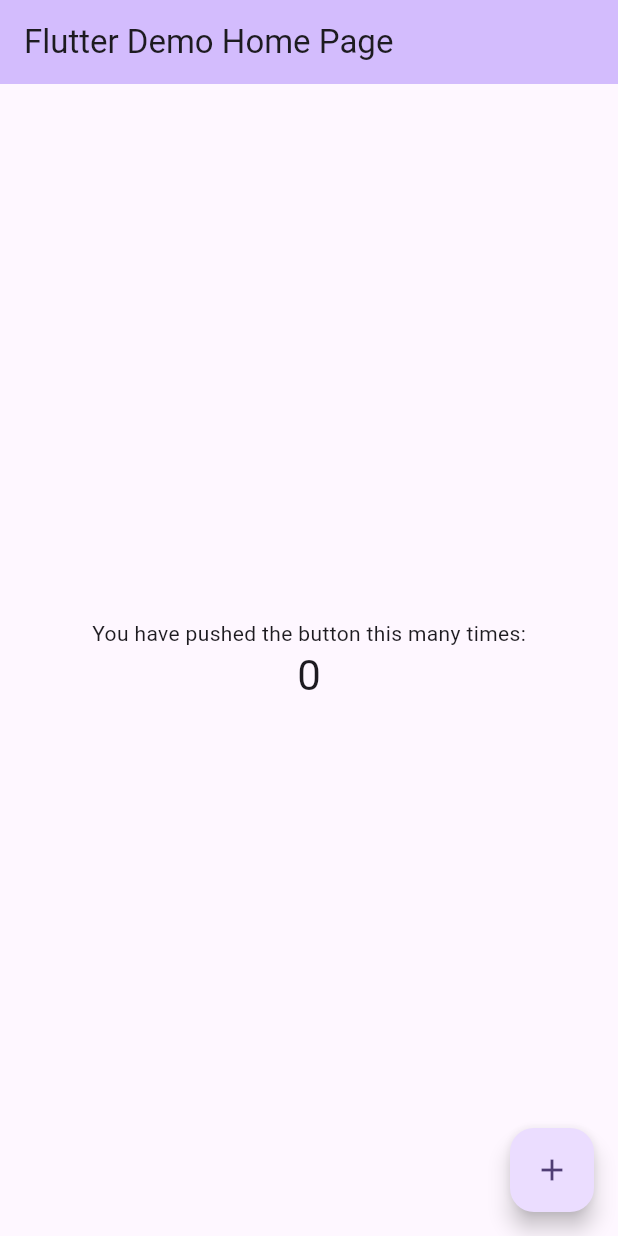
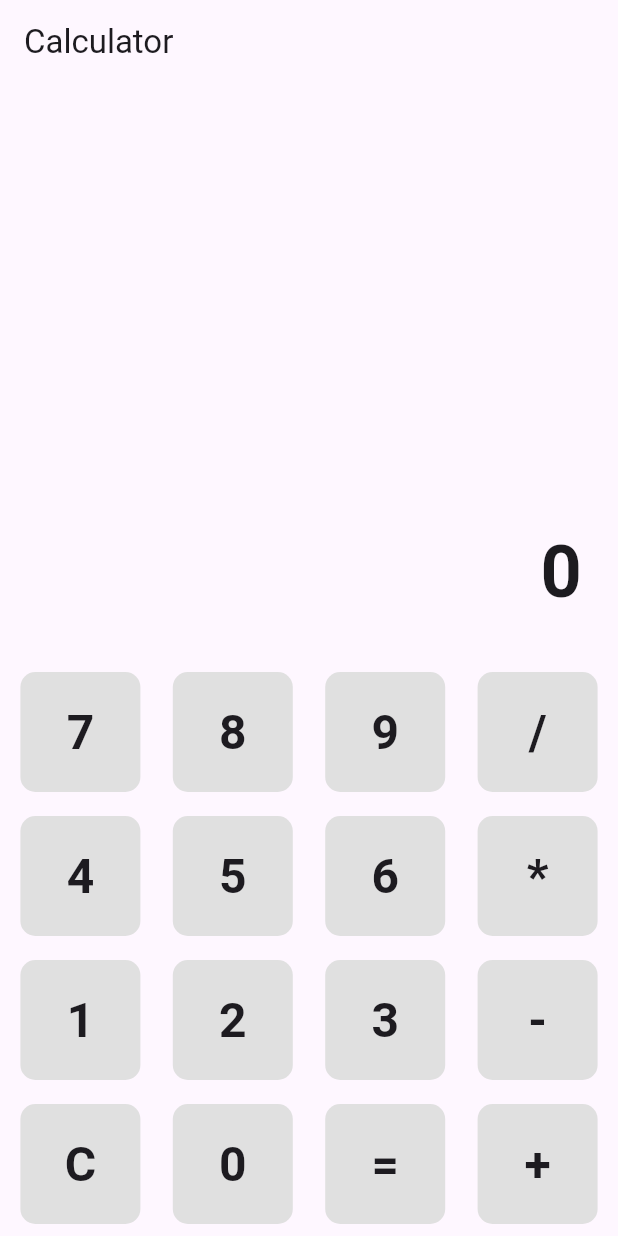
Before and after one commit to Samiz244/calapp, a Flutter app: the screen it shows after launch, on a phone screen of 412 x 824 dp. Run offline on Flutter 3.47's test engine with Material 3 defaults, Android fonts, the phone set to English and light mode, and no system bars.

Commit message:
Implement the UI

```diff
--- a/lib/main.dart
+++ b/lib/main.dart
@@ -1,125 +1,119 @@
 import 'package:flutter/material.dart';
 
 void main() {
-  runApp(const MyApp());
+  runApp(CalculatorApp());
 }
 
-class MyApp extends StatelessWidget {
-  const MyApp({super.key});
+class CalculatorApp extends StatelessWidget {
+  const CalculatorApp({super.key});
 
-  // This widget is the root of your application.
   @override
   Widget build(BuildContext context) {
     return MaterialApp(
-      title: 'Flutter Demo',
-      theme: ThemeData(
-        // This is the theme of your application.
-        //
-        // TRY THIS: Try running your application with "flutter run". You'll see
-        // the application has a purple toolbar. Then, without quitting the app,
-        // try changing the seedColor in the colorScheme below to Colors.green
-        // and then invoke "hot reload" (save your changes or press the "hot
-        // reload" button in a Flutter-supported IDE, or press "r" if you used
-        // the command line to start the app).
-        //
-        // Notice that the counter didn't reset back to zero; the application
-        // state is not lost during the reload. To reset the state, use hot
-        // restart instead.
-        //
-        // This works for code too, not just values: Most code changes can be
-        // tested with just a hot reload.
-        colorScheme: ColorScheme.fromSeed(seedColor: Colors.deepPurple),
-        useMaterial3: true,
-      ),
-      home: const MyHomePage(title: 'Flutter Demo Home Page'),
+      title: 'CalculatorApp',
+      theme: ThemeData(primarySwatch: Colors.blue),
+      home: CalculatorHome(),
     );
   }
 }
 
-class MyHomePage extends StatefulWidget {
-  const MyHomePage({super.key, required this.title});
-
-  // This widget is the home page of your application. It is stateful, meaning
-  // that it has a State object (defined below) that contains fields that affect
-  // how it looks.
-
-  // This class is the configuration for the state. It holds the values (in this
-  // case the title) provided by the parent (in this case the App widget) and
-  // used by the build method of the State. Fields in a Widget subclass are
-  // always marked "final".
-
-  final String title;
+class CalculatorHome extends StatefulWidget {
+  const CalculatorHome({super.key});
 
   @override
-  State<MyHomePage> createState() => _MyHomePageState();
+  _CalculatorHomeState createState() => _CalculatorHomeState();
 }
 
-class _MyHomePageState extends State<MyHomePage> {
-  int _counter = 0;
-
-  void _incrementCounter() {
-    setState(() {
-      // This call to setState tells the Flutter framework that something has
-      // changed in this State, which causes it to rerun the build method below
-      // so that the display can reflect the updated values. If we changed
-      // _counter without calling setState(), then the build method would not be
-      // called again, and so nothing would appear to happen.
-      _counter++;
-    });
-  }
+class _CalculatorHomeState extends State<CalculatorHome> {
+  String displayText = "0"; // For showing the numbers and result
 
   @override
   Widget build(BuildContext context) {
-    // This method is rerun every time setState is called, for instance as done
-    // by the _incrementCounter method above.
-    //
-    // The Flutter framework has been optimized to make rerunning build methods
-    // fast, so that you can just rebuild anything that needs updating rather
-    // than having to individually change instances of widgets.
     return Scaffold(
       appBar: AppBar(
-        // TRY THIS: Try changing the color here to a specific color (to
-        // Colors.amber, perhaps?) and trigger a hot reload to see the AppBar
-        // change color while the other colors stay the same.
-        backgroundColor: Theme.of(context).colorScheme.inversePrimary,
-        // Here we take the value from the MyHomePage object that was created by
-        // the App.build method, and use it to set our appbar title.
-        title: Text(widget.title),
+        title: const Text('Calculator'),
       ),
-      body: Center(
-        // Center is a layout widget. It takes a single child and positions it
-        // in the middle of the parent.
-        child: Column(
-          // Column is also a layout widget. It takes a list of children and
-          // arranges them vertically. By default, it sizes itself to fit its
-          // children horizontally, and tries to be as tall as its parent.
-          //
-          // Column has various properties to control how it sizes itself and
-          // how it positions its children. Here we use mainAxisAlignment to
-          // center the children vertically; the main axis here is the vertical
-          // axis because Columns are vertical (the cross axis would be
-          // horizontal).
-          //
-          // TRY THIS: Invoke "debug painting" (choose the "Toggle Debug Paint"
-          // action in the IDE, or press "p" in the console), to see the
-          // wireframe for each widget.
-          mainAxisAlignment: MainAxisAlignment.center,
-          children: <Widget>[
-            const Text(
-              'You have pushed the button this many times:',
+      body: Column(
+        mainAxisAlignment: MainAxisAlignment.end,
+        children: [
+          // Display area
+          Expanded(
+            child: Container(
+              alignment: Alignment.bottomRight,
+              padding: const EdgeInsets.all(24),
+              child: Text(
+                displayText,
+                style: const TextStyle(fontSize: 48, fontWeight: FontWeight.bold),
+              ),
             ),
-            Text(
-              '$_counter',
-              style: Theme.of(context).textTheme.headlineMedium,
-            ),
-          ],
+          ),
+          // Number and Operator Buttons
+          Row(
+            mainAxisAlignment: MainAxisAlignment.spaceEvenly,
+            children: [
+              buildButton("7"),
+              buildButton("8"),
+              buildButton("9"),
+              buildButton("/"),
+            ],
+          ),
+          Row(
+            mainAxisAlignment: MainAxisAlignment.spaceEvenly,
+            children: [
+              buildButton("4"),
+              buildButton("5"),
+              buildButton("6"),
+              buildButton("*"),
+            ],
+          ),
+          Row(
+            mainAxisAlignment: MainAxisAlignment.spaceEvenly,
+            children: [
+              buildButton("1"),
+              buildButton("2"),
+              buildButton("3"),
+              buildButton("-"),
+            ],
+          ),
+          Row(
+            mainAxisAlignment: MainAxisAlignment.spaceEvenly,
+            children: [
+              buildButton("C"), // Clear button
+              buildButton("0"),
+              buildButton("="),
+              buildButton("+"),
+            ],
+          ),
+        ],
+      ),
+    );
+  }
+
+  // Helper method to create buttons
+  Widget buildButton(String label) {
+    return InkWell(
+      onTap: () {
+        onButtonPressed(label);
+      },
+      child: Container(
+        margin: const EdgeInsets.all(8),
+        height: 80,
+        width: 80,
+        decoration: BoxDecoration(
+          color: Colors.grey[300],
+          borderRadius: BorderRadius.circular(10),
+        ),
+        child: Center(
+          child: Text(
+            label,
+            style: const TextStyle(fontSize: 32, fontWeight: FontWeight.bold),
+          ),
         ),
       ),
-      floatingActionButton: FloatingActionButton(
-        onPressed: _incrementCounter,
-        tooltip: 'Increment',
-        child: const Icon(Icons.add),
-      ), // This trailing comma makes auto-formatting nicer for build methods.
     );
   }
+
+  void onButtonPressed(String label) {
+    // Add logic to handle button press
+  }
 }
```
